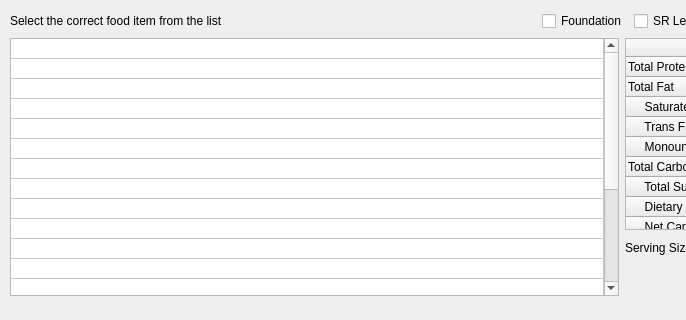
Above: UserInterface/uiFoodSearch.ui from jhender1/ece57000 before the change; both pictures show x 0 to 686 and y 0 to 320 of the 890 by 590 pixel window. Below: the same form after it.
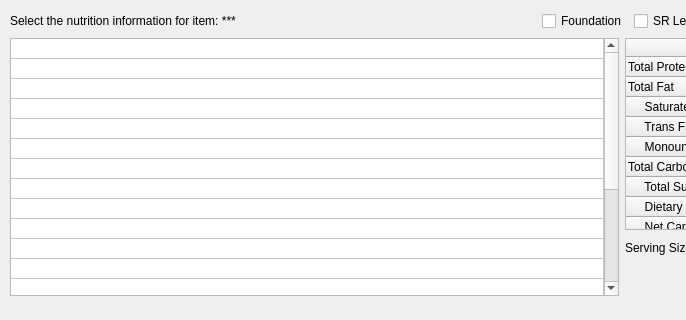
That is the form after the change.

Diff of the .ui file:
```diff
--- a/UserInterface/uiFoodSearch.ui
+++ b/UserInterface/uiFoodSearch.ui
@@ -34,7 +34,7 @@
          </sizepolicy>
         </property>
         <property name="text">
-         <string>Select the correct food item from the list</string>
+         <string>Select the nutrition information for item: ***</string>
         </property>
        </widget>
       </item>
```
Left out of the diff: 2 changed lines with no effect on the pictures.
